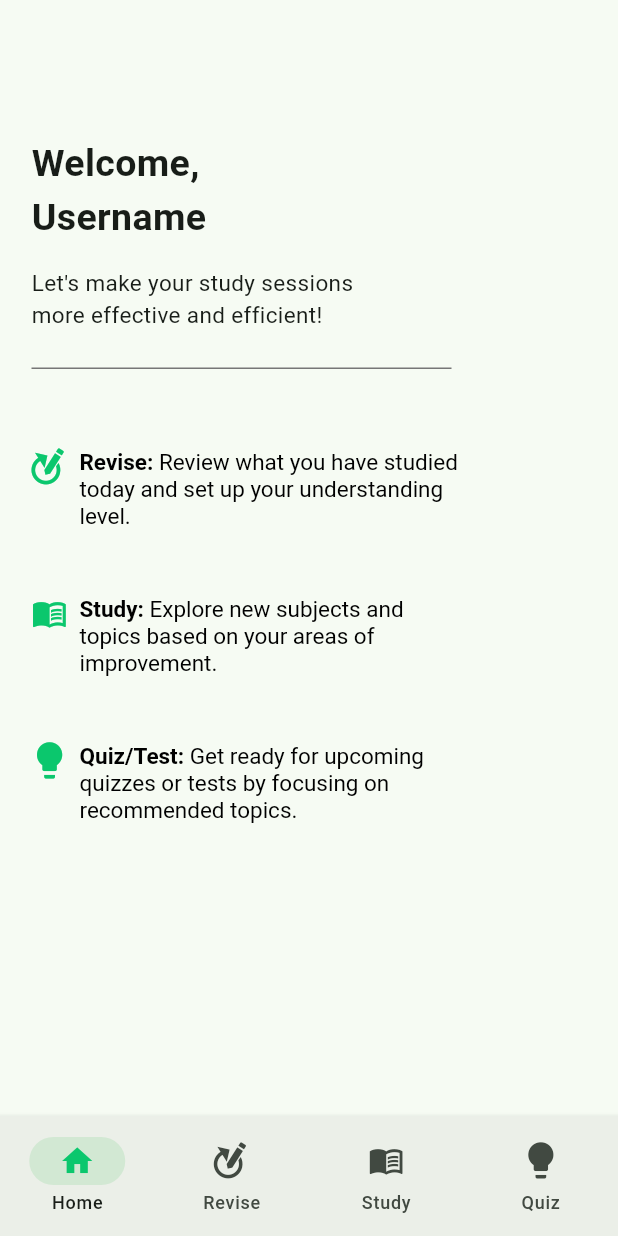
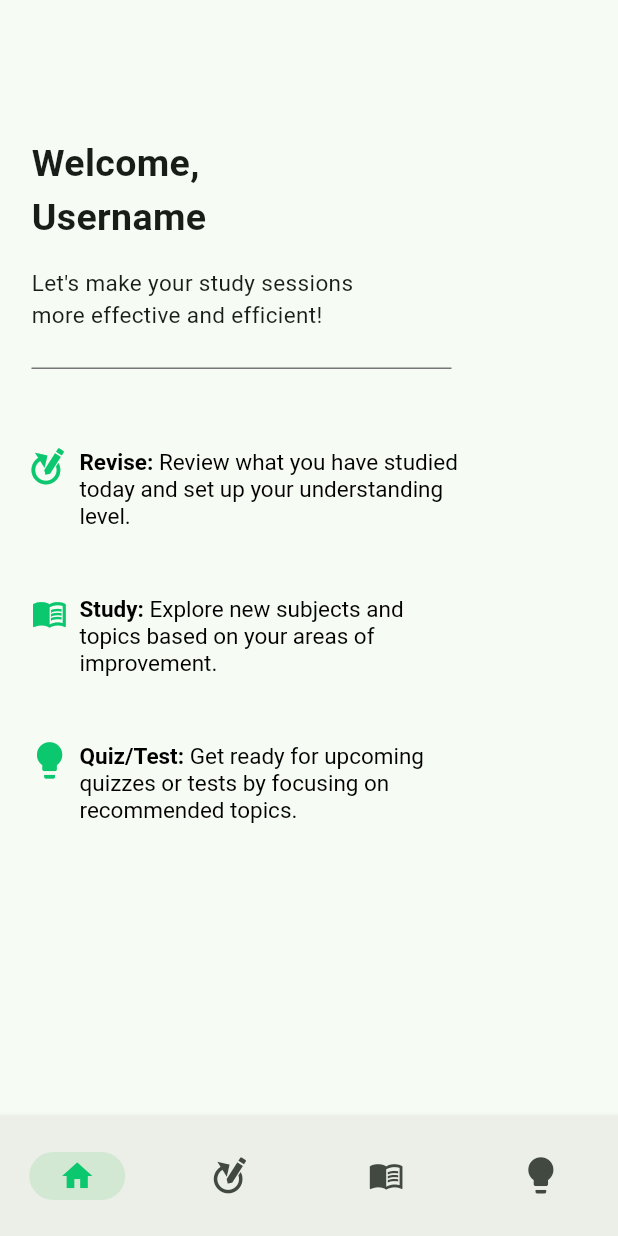
Before and after one commit to imranahmad2k1/spa-app, a Flutter app: the HomepageView screen opened directly, on a phone screen of 412 x 824 dp. Run offline on Flutter 3.47's test engine with Material 2 defaults, Android fonts, the phone set to English and light mode, and no system bars; our stand-ins replace carousel_slider.

Commit message:
routes for dev + navbar fixed

```diff
--- a/lib/components/custom_navbar.dart
+++ b/lib/components/custom_navbar.dart
@@ -3,13 +3,21 @@ import 'package:student_personal_assistant/constants/colors.dart';
 import 'package:student_personal_assistant/custom_icons_icons.dart';
 
 class CustomNavBar extends StatelessWidget {
-  final int selectedMenu;
-  const CustomNavBar({super.key, required this.selectedMenu});
+  final void Function(int) onDestinationSelected;
+  final int selectedIndex;
+  const CustomNavBar(
+      {super.key,
+      required this.onDestinationSelected,
+      required this.selectedIndex});
 
   @override
   Widget build(BuildContext context) {
     return NavigationBar(
-      destinations: const [
+      onDestinationSelected: onDestinationSelected,
+      selectedIndex: selectedIndex,
+      labelBehavior: NavigationDestinationLabelBehavior.alwaysHide,
+      shadowColor: const Color(primaryColor),
+      destinations: const <Widget>[
         NavigationDestination(
           icon: Icon(Icons.home),
           label: "Home",
@@ -43,10 +51,6 @@ class CustomNavBar extends StatelessWidget {
           ),
         ),
       ],
-      selectedIndex: selectedMenu,
-      onDestinationSelected: (int index) {},
-      labelBehavior: NavigationDestinationLabelBehavior.alwaysShow,
-      shadowColor: const Color(primaryColor),
     );
   }
 }
--- a/lib/views/homepage_view.dart
+++ b/lib/views/homepage_view.dart
@@ -6,14 +6,31 @@ import 'package:student_personal_assistant/components/custom_navbar.dart';
 import 'package:student_personal_assistant/components/custom_text.dart';
 import 'package:student_personal_assistant/constants/colors.dart';
 import 'package:student_personal_assistant/custom_icons_icons.dart';
+import 'package:student_personal_assistant/views/quiz/quiztest_view.dart';
+import 'package:student_personal_assistant/views/revise/revise_view.dart';
+import 'package:student_personal_assistant/views/study/study_view.dart';
 
-class HomepageView extends StatelessWidget {
+class HomepageView extends StatefulWidget {
   const HomepageView({super.key});
 
   @override
+  State<HomepageView> createState() => _HomepageViewState();
+}
+
+class _HomepageViewState extends State<HomepageView> {
+  int currentPageIndex = 0;
+  @override
   Widget build(BuildContext context) {
     return Scaffold(
-      body: Container(
+        bottomNavigationBar: CustomNavBar(
+          onDestinationSelected: (index) {
+            setState(() {
+              currentPageIndex = index;
+            });
+          }, selectedIndex: currentPageIndex,
+        ),
+        body: <Widget>[
+          Container(
             margin: const EdgeInsets.symmetric(horizontal: 21),
             child: const Column(
               crossAxisAlignment: CrossAxisAlignment.start,
@@ -72,7 +89,9 @@ class HomepageView extends StatelessWidget {
               ],
             ),
           ),
-      bottomNavigationBar: const CustomNavBar(selectedMenu: 0),
-    );
+          const ReviseView(),
+          const StudyView(),
+          const QuizTestView(),
+        ][currentPageIndex]);
   }
 }
--- a/lib/views/recommended_topics_view.dart
+++ b/lib/views/recommended_topics_view.dart
@@ -4,6 +4,7 @@ import 'package:student_personal_assistant/components/custom_heading.dart';
 import 'package:student_personal_assistant/components/custom_text.dart';
 import 'package:student_personal_assistant/components/end_study_button.dart';
 import 'package:student_personal_assistant/components/recommendations/carousel_slider.dart';
+import 'package:student_personal_assistant/constants/routes.dart';
 
 class RecommendedTopicsView extends StatelessWidget {
   const RecommendedTopicsView({super.key});
@@ -38,7 +39,9 @@ class RecommendedTopicsView extends StatelessWidget {
                 CarouselSliderComponent(),
                 const SizedBox(height: 35),
                 Center(
-                  child: EndStudyButton(onPressed: () {}),
+                  child: EndStudyButton(onPressed: () {
+                    Navigator.of(context).pushNamed(homepageRoute);
+                  }),
                 ),
                 // SizedBox(height: 200)
               ],
--- a/lib/views/register/create_an_account_view.dart
+++ b/lib/views/register/create_an_account_view.dart
@@ -4,6 +4,7 @@ import 'package:student_personal_assistant/components/custom_divider.dart';
 import 'package:student_personal_assistant/components/custom_heading.dart';
 import 'package:student_personal_assistant/components/custom_text.dart';
 import 'package:student_personal_assistant/components/custom_text_field.dart';
+import 'package:student_personal_assistant/constants/routes.dart';
 
 class CreateAnAccountView extends StatelessWidget {
   const CreateAnAccountView({super.key});
@@ -45,7 +46,9 @@ class CreateAnAccountView extends StatelessWidget {
             const SizedBox(height: 208),
             CustomButton(
               buttonText: "Register",
-              onPressed: () {},
+              onPressed: () {
+                Navigator.of(context).pushNamed(verifyEmailRoute);
+              },
             ),
           ],
         ),
```
Also changed, not shown: lib/constants/routes.dart (added, +14 -0 lines), lib/main.dart (+18 -1 lines), lib/views/login/login_view.dart (+13 -3 lines), lib/views/quiz/quiztest_view.dart (+5 -3 lines), lib/views/revise/revise_view.dart (+6 -3 lines), lib/views/setup/set_weekly_timetable_view.dart (+7 -2 lines), lib/views/study/recommended_subjects_view.dart (+6 -1 lines), lib/views/study/study_view.dart (+10 -4 lines), lib/views/welcome_view.dart (+7 -2 lines). Lines whose indentation alone changed are shown as unchanged.
